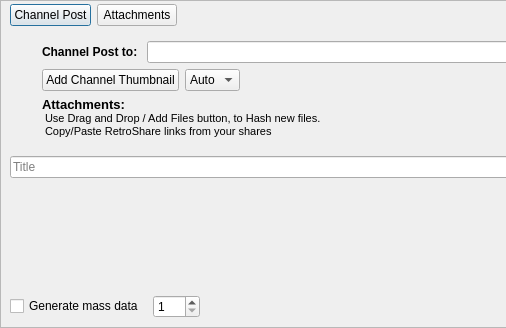
Old version of the form retroshare-gui/src/gui/gxschannels/CreateGxsChannelMsg.ui in the repository RetroShare/RetroShare; both pictures show x 0 to 506 and y 0 to 328 of the 881 by 328 pixel window.
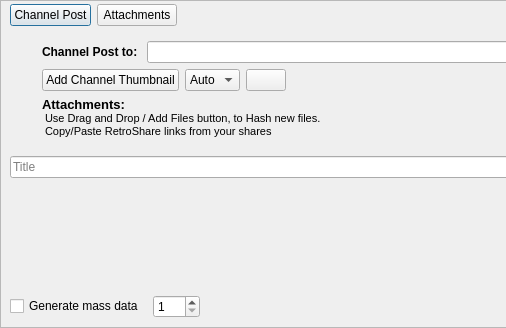
New version of the form. Icons and pictures are not drawn. Custom widgets are drawn as their Qt base class.

Commit message: Added a "Remove Thumbnail" button to remove a unwanted Thumbnail from the post easy & fast.

What changed in the file:
```diff
--- a/retroshare-gui/src/gui/gxschannels/CreateGxsChannelMsg.ui
+++ b/retroshare-gui/src/gui/gxschannels/CreateGxsChannelMsg.ui
@@ -240,6 +240,19 @@
                  </item>
                 </widget>
                </item>
+               <item>
+                <widget class="QPushButton" name="removeButton">
+                 <property name="toolTip">
+                  <string>&lt;html&gt;&lt;head/&gt;&lt;body&gt;&lt;p&gt;Remove Thumbnail&lt;/p&gt;&lt;/body&gt;&lt;/html&gt;</string>
+                 </property>
+                 <property name="iconSize">
+                  <size>
+                   <width>24</width>
+                   <height>24</height>
+                  </size>
+                 </property>
+                </widget>
+               </item>
                <item>
                 <spacer name="horizontalSpacer_2">
                  <property name="orientation">
```
The commit also changes 2 other files.
